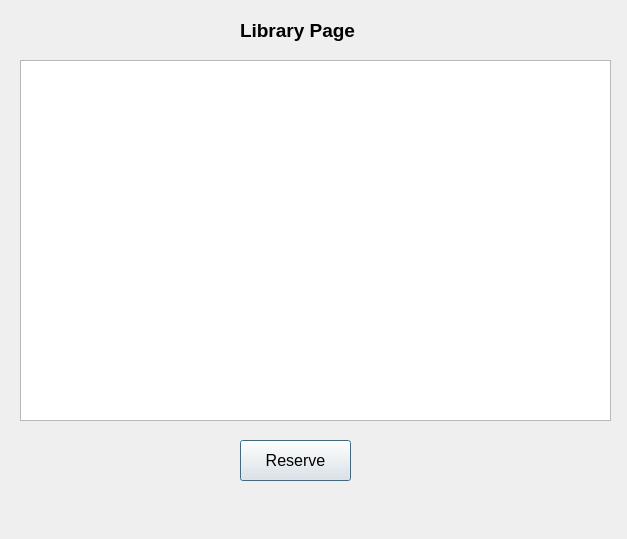
Old version of the form projekt/src/librarywindow.ui in the repository hrutkowski/Internet_Library.
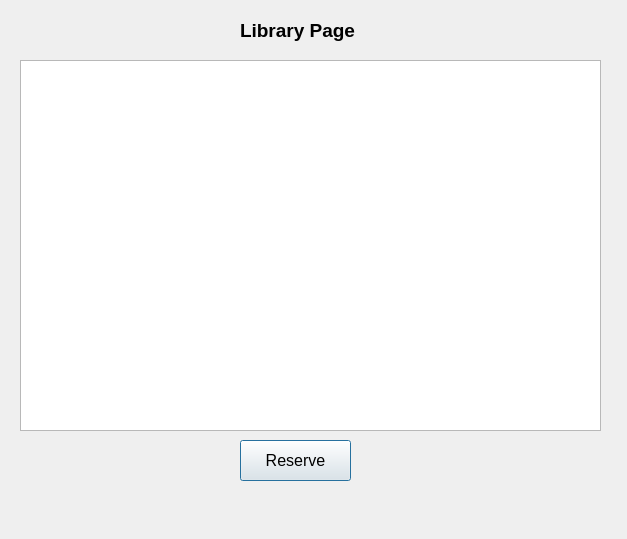
New version of the form.

Patch:
```diff
--- a/projekt/src/librarywindow.ui
+++ b/projekt/src/librarywindow.ui
@@ -69,20 +69,15 @@
     <string/>
    </property>
   </widget>
-  <widget class="QTextBrowser" name="textBrowser">
+  <widget class="QListWidget" name="listWidget">
    <property name="geometry">
     <rect>
      <x>20</x>
      <y>60</y>
-     <width>591</width>
-     <height>361</height>
+     <width>581</width>
+     <height>371</height>
     </rect>
    </property>
-   <property name="font">
-    <font>
-     <pointsize>12</pointsize>
-    </font>
-   </property>
   </widget>
  </widget>
  <resources/>
```
